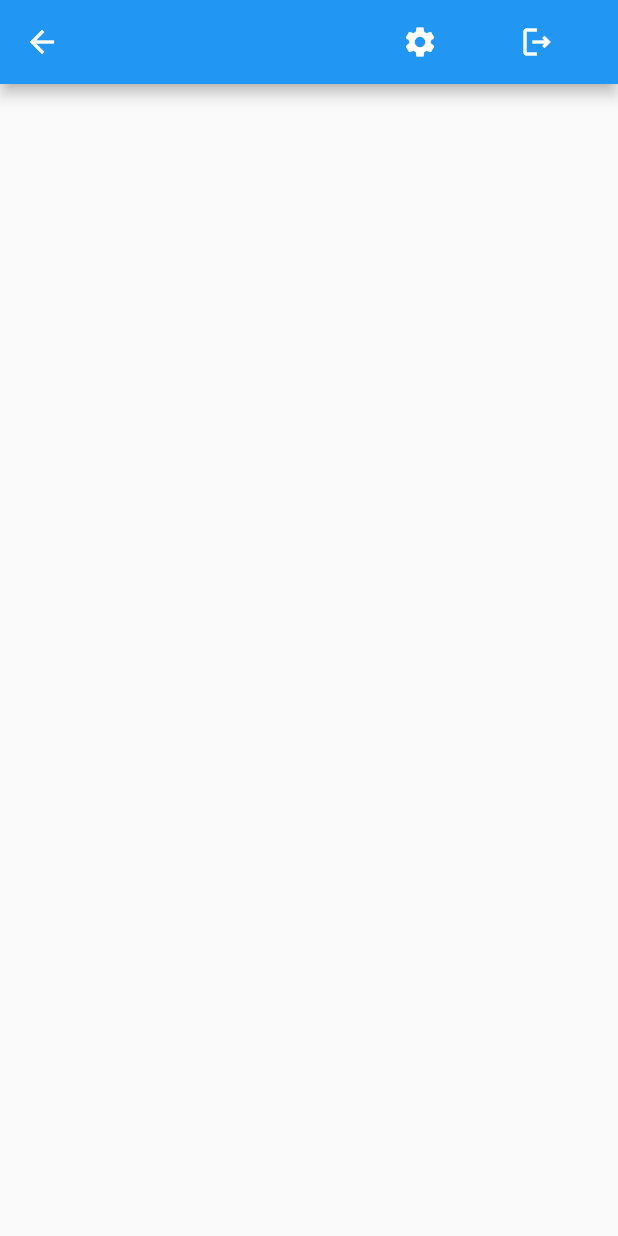
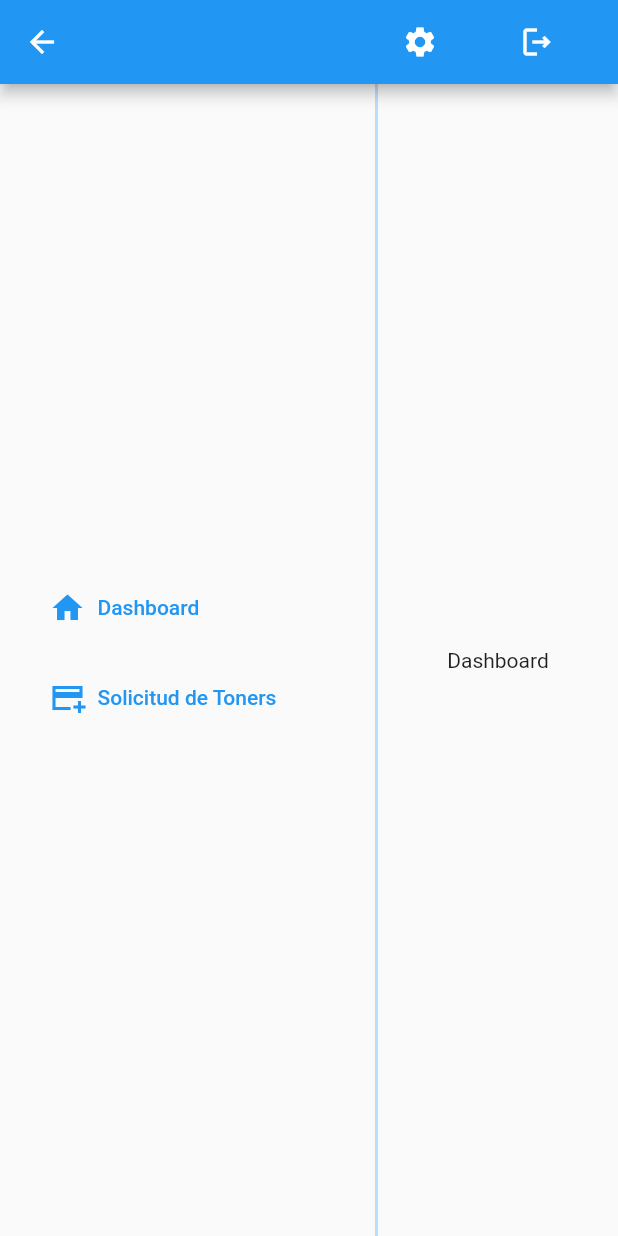
Before and after one commit to Akrata/soporte_app, a Flutter app: the HomeScreen screen opened by its route, on a phone screen of 412 x 824 dp. Run offline on Flutter 3.47's test engine with Material 2 defaults, Android fonts, the phone set to English and light mode, and no system bars; our stand-ins replace pocketbase; missing offline and left inert: window_manager.

Commit message:
comenzando interfaz

```diff
--- /dev/null
+++ b/lib/pages/dashboard_page.dart
@@ -0,0 +1,14 @@
+import 'package:flutter/material.dart';
+
+class DashboardPage extends StatelessWidget {
+  const DashboardPage({Key? key}) : super(key: key);
+
+  @override
+  Widget build(BuildContext context) {
+    return const Scaffold(
+      body: Center(
+        child: Text('Dashboard'),
+      ),
+    );
+  }
+}
--- /dev/null
+++ b/lib/providers/menu/menu_provider.dart
@@ -0,0 +1,7 @@
+import 'package:flutter/material.dart';
+
+class MenuProvider extends ChangeNotifier {
+  PageController page = PageController();
+  int selectedPage = 0;
+  MenuProvider() {}
+}
--- a/lib/screens/home_screen.dart
+++ b/lib/screens/home_screen.dart
@@ -1,6 +1,10 @@
 import 'package:flutter/material.dart';
 import 'package:provider/provider.dart';
+import 'package:soporte_app/pages/dashboard_page.dart';
+import 'package:soporte_app/pages/solicitud_toner_page.dart';
 import 'package:soporte_app/providers/auth/auth_with_pass.dart';
+import 'package:soporte_app/providers/menu/menu_provider.dart';
+import 'package:soporte_app/widgets/widgets.dart';
 
 class HomeScreen extends StatelessWidget {
   const HomeScreen({Key? key}) : super(key: key);
@@ -8,6 +12,10 @@ class HomeScreen extends StatelessWidget {
   @override
   Widget build(BuildContext context) {
     final auth = Provider.of<AuthWithPass>(context);
+    final menuP = Provider.of<MenuProvider>(context);
+    Duration duration = Duration(milliseconds: 500);
+    Curve curve = Curves.ease;
+
     return Scaffold(
       appBar: AppBar(
         actions: [
@@ -41,6 +49,47 @@ class HomeScreen extends StatelessWidget {
           )
         ],
       ),
+      body: Row(
+        children: [
+          SideMenu(
+            page: menuP.page,
+            items: [
+              SideMenuItems(
+                  title: 'Dashboard',
+                  onTap: () {
+                    menuP.page
+                        .animateToPage(0, duration: duration, curve: curve);
+                    menuP.selectedPage = 0;
+                  },
+                  icon: Icon(Icons.home),
+                  index: menuP.selectedPage),
+              SideMenuItems(
+                  title: 'Solicitud de Toners',
+                  onTap: () {
+                    menuP.page
+                        .animateToPage(1, duration: duration, curve: curve);
+                    menuP.selectedPage = 1;
+                  },
+                  icon: Icon(Icons.add_card_sharp),
+                  index: menuP.selectedPage),
+            ],
+          ),
+          Container(
+            width: 2,
+            height: double.infinity,
+            color: Colors.blue[100],
+          ),
+          Expanded(
+            child: PageView(
+              controller: menuP.page,
+              children: [
+                DashboardPage(),
+                SolicitudTonerPage(),
+              ],
+            ),
+          )
+        ],
+      ),
     );
   }
 }
--- /dev/null
+++ b/lib/widgets/side_menu.dart
@@ -0,0 +1,35 @@
+import 'package:flutter/material.dart';
+import 'package:soporte_app/widgets/side_menu_items.dart';
+
+class SideMenu extends StatelessWidget {
+  List<SideMenuItems> items;
+  PageController page;
+  SideMenu({super.key, required this.items, required this.page});
+
+  @override
+  Widget build(BuildContext context) {
+    return Container(
+      // color: Colors.blue[100],
+      width: 250,
+      // color: Colors.black12,
+      padding: EdgeInsets.all(20),
+      child: Column(
+        mainAxisAlignment: MainAxisAlignment.center,
+        children: [
+          for (var i in items)
+            Container(
+              width: 200,
+              height: 50,
+              margin: EdgeInsets.only(bottom: 10),
+              child: TextButton.icon(
+                style: ButtonStyle(alignment: Alignment.centerLeft),
+                icon: i.icon,
+                label: Text(i.title),
+                onPressed: i.onTap,
+              ),
+            ),
+        ],
+      ),
+    );
+  }
+}
--- /dev/null
+++ b/lib/widgets/side_menu_items.dart
@@ -0,0 +1,13 @@
+import 'package:flutter/material.dart';
+
+class SideMenuItems {
+  final String title;
+  final int index;
+  final Icon icon;
+  final dynamic Function() onTap;
+  SideMenuItems(
+      {required this.title,
+      required this.onTap,
+      required this.icon,
+      required this.index}) {}
+}
--- /dev/null
+++ b/lib/widgets/widgets.dart
@@ -0,0 +1,2 @@
+export 'package:soporte_app/widgets/side_menu_items.dart';
+export 'package:soporte_app/widgets/side_menu.dart';
```
Also changed, not shown: lib/main.dart (+6 -2 lines), lib/pages/solicitud_toner_page.dart (added, +73 -0 lines).
